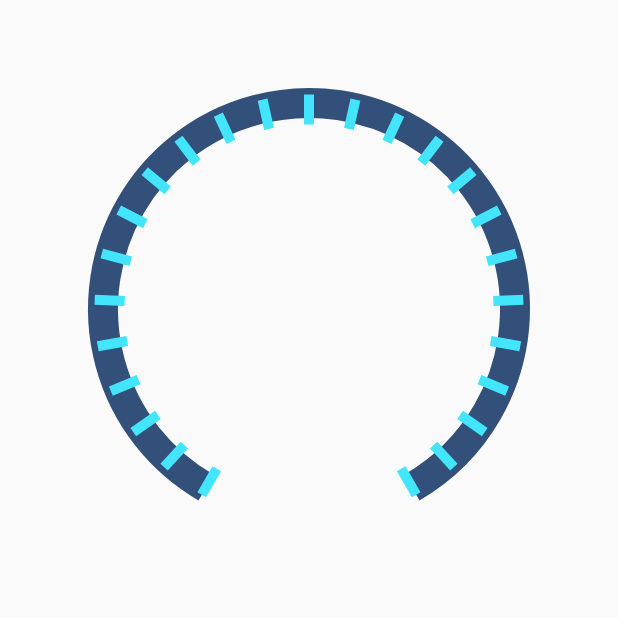
After one commit to Miles087/Android-Widget, an Android app: the MyProgressBar screen opened directly, with no data from a screen before it, on a phone screen of 412 x 824 dp, the top half of it. The commit adds this screen. Run offline under Robolectric (Android 15) with nearby library versions, the phone set to English and light mode, and no system bars; Roboto replaces fonts that are not available here.

Commit message:
新增个页面

```diff
--- a/app/src/main/java/com/example/miles/project/activities/MyCameraActivity.java
+++ b/app/src/main/java/com/example/miles/project/activities/MyCameraActivity.java
@@ -114,6 +114,11 @@ public class MyCameraActivity extends Activity {
                             e.printStackTrace();
                         }
                     }
+
+
+
+//                    new File(strFilePath)
+
                 }
                 break;
             }
--- /dev/null
+++ b/app/src/main/java/com/example/miles/project/activities/MyProgressBar.java
@@ -0,0 +1,25 @@
+package com.example.miles.project.activities;
+
+import android.app.Activity;
+import android.os.Bundle;
+import android.support.annotation.Nullable;
+
+import com.example.miles.project.R;
+
+/**
+ * Description: 自定义圆形进度条
+ * Author:      Created by Miles Wang
+ * CreatedDate: 2020-11-25 15:29
+ * Email:       icy-star@qq.com
+ **/
+
+public class MyProgressBar extends Activity {
+    @Override
+    protected void onCreate(@Nullable Bundle savedInstanceState) {
+        super.onCreate(savedInstanceState);
+        setContentView(R.layout.activity_my_progressbar);
+
+
+
+    }
+}
--- /dev/null
+++ b/app/src/main/java/com/example/miles/project/view/RoundProgressView.java
@@ -0,0 +1,137 @@
+package com.example.miles.project.view;
+
+import android.content.Context;
+import android.graphics.Canvas;
+import android.graphics.Color;
+import android.graphics.Paint;
+import android.graphics.Rect;
+import android.graphics.RectF;
+import android.support.annotation.Nullable;
+import android.util.AttributeSet;
+import android.view.MotionEvent;
+import android.view.View;
+import android.widget.Toast;
+
+import com.example.miles.project.R;
+
+/**
+ * Description: 圆形进度条
+ * Author:      Created by Miles Wang
+ * CreatedDate: 2020-11-25 15:36
+ * Email:       icy-star@qq.com
+ **/
+
+public class RoundProgressView extends View implements View.OnTouchListener {
+
+    private Context mContext;
+    // 宽，高
+    private float width;
+    private float height;
+    private float radius;
+
+    // 基础半圆的画笔
+    private Paint mPaint;
+    // 进度的画笔
+    private Paint mPdgreeScale;
+    // 起始点
+    private Paint mStartRound;
+    // 结束点
+    private Paint mEndRound;
+    // 框
+    private RectF bigRect;
+    private RectF dgreeScale;
+
+    public RoundProgressView(Context context) {
+        super(context);
+        this.mContext = context;
+        init();
+    }
+
+    public RoundProgressView(Context context, @Nullable AttributeSet attrs) {
+        super(context, attrs);
+        this.mContext = context;
+        init();
+    }
+
+    private void init() {
+        // 初始化画笔、Rect
+        mPaint = new Paint(Paint.ANTI_ALIAS_FLAG);
+        mPaint.setStyle(Paint.Style.STROKE);
+        mPaint.setColor(mContext.getColor(R.color.big_tound));
+        mPaint.setStrokeWidth(30.0f);
+        // 进度条画笔
+        mPdgreeScale = new Paint(Paint.ANTI_ALIAS_FLAG);
+        mPdgreeScale.setStyle(Paint.Style.STROKE);
+        mPdgreeScale.setColor(mContext.getColor(R.color.dgree_scale));
+        mPdgreeScale.setStrokeWidth(10.0f);
+        // 起始点
+        mStartRound = new Paint(Paint.ANTI_ALIAS_FLAG);
+        mStartRound.setStyle(Paint.Style.FILL);
+        mStartRound.setColor(Color.MAGENTA);
+        //结束点
+        mEndRound = new Paint(Paint.ANTI_ALIAS_FLAG);
+        mEndRound.setStyle(Paint.Style.FILL);
+        mEndRound.setColor(Color.LTGRAY);
+    }
+
+    @Override
+    protected void onDraw(Canvas canvas) {
+        super.onDraw(canvas);
+        float tRadius = width / 2;
+        float center = width / 2;
+        bigRect = new RectF(center - radius, center - radius, center + radius, center + radius);
+        dgreeScale = new RectF(center - radius + 40, center - radius + 40, center + radius + 40, center + radius + 40);
+
+        /** 30能被360整除 **/
+        int iDrg = 30;
+        /** 整个圆 **/
+        canvas.drawArc(bigRect, -iDrg * 8, iDrg * 10, false, mPaint);
+        /** 大刻度 **/
+        canvas.save();
+        canvas.rotate(-iDrg * 5, tRadius, tRadius);
+        for (int i = 0; i < 25; i++) {
+            canvas.drawLine(tRadius, tRadius / 2 - 60, tRadius, tRadius / 2 - 30, mPdgreeScale);
+            canvas.rotate(12.5f, tRadius, tRadius);
+        }
+        canvas.restore();
+
+        /**
+         *  圆心坐标：(x0,y0)
+         *  半径：r
+         *  角度：a
+         *  则圆上任一点为：（x1,y1）
+         *  x1   =   x0   +   r   *   cos( a )
+         *  y1   =   y0   +   r   *   sin( a )
+         */
+
+        /**
+         * 取起始点位置
+         **/
+
+
+        /** 取结束点位置 **/
+    }
+
+    @Override
+    public boolean onTouch(View view, MotionEvent motionEvent) {
+        switch (motionEvent.getAction()) {
+            case MotionEvent.ACTION_DOWN: {
+                Toast.makeText(mContext, "按下了", Toast.LENGTH_SHORT).show();
+            }
+            break;
+            case MotionEvent.ACTION_UP: {
+                Toast.makeText(mContext, "抬起了", Toast.LENGTH_SHORT).show();
+            }
+            break;
+        }
+        return false;
+    }
+
+    @Override
+    protected void onSizeChanged(int w, int h, int oldw, int oldh) {
+        super.onSizeChanged(w, h, oldw, oldh);
+        width = w;
+        height = h;
+        radius = width / 3;
+    }
+}
--- /dev/null
+++ b/app/src/main/res/layout/activity_my_progressbar.xml
@@ -0,0 +1,11 @@
+<?xml version="1.0" encoding="utf-8"?>
+<LinearLayout xmlns:android="http://schemas.android.com/apk/res/android"
+    android:layout_width="match_parent"
+    android:layout_height="match_parent"
+    android:orientation="vertical">
+
+    <com.example.miles.project.view.RoundProgressView
+        android:layout_width="match_parent"
+        android:layout_height="match_parent" />
+
+</LinearLayout>
--- /dev/null
+++ b/app/src/main/res/layout/activity_satellite_menu.xml
@@ -0,0 +1,6 @@
+<?xml version="1.0" encoding="utf-8"?>
+<RelativeLayout xmlns:android="http://schemas.android.com/apk/res/android"
+    android:orientation="vertical" android:layout_width="match_parent"
+    android:layout_height="match_parent">
+
+</RelativeLayout>
--- a/app/src/main/res/values/colors.xml
+++ b/app/src/main/res/values/colors.xml
@@ -12,4 +12,8 @@
     <color name="version3_back_ground_color">#F5F5F5</color>
     <color name="version3_home_red">#FF4B43</color>
     <color name="white">#FFFFFF</color>
+
+
+    <color name="big_tound">#33507A</color>
+    <color name="dgree_scale">#42E5FB</color>
 </resources>
--- a/app/src/main/res/values/strings.xml
+++ b/app/src/main/res/values/strings.xml
@@ -27,6 +27,8 @@
     <string name="getApplicationList">拉取手机APP列表</string>
     <string name="soundPassMsg">声波传秘</string>
     <string name="uploadImage">图片上传</string>
+    <string name="mqttservice">MQTT测试</string>
+    <string name="progressBar">圆形进度条</string>
 
     <string name="submit">提交</string>
 </resources>
```
Also changed, not shown: app/src/main/AndroidManifest.xml (+27 -20 lines), app/src/main/java/com/example/miles/project/MainActivity.java (+89 -55 lines), app/src/main/java/com/example/miles/project/activities/MQTTActivity.java (added, +22 -0 lines), app/src/main/res/layout/activity_mqttservice.xml (added, +7 -0 lines).
